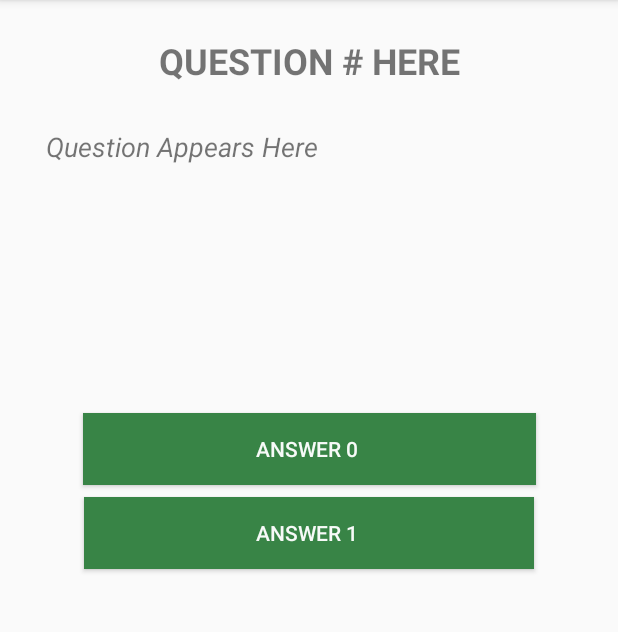
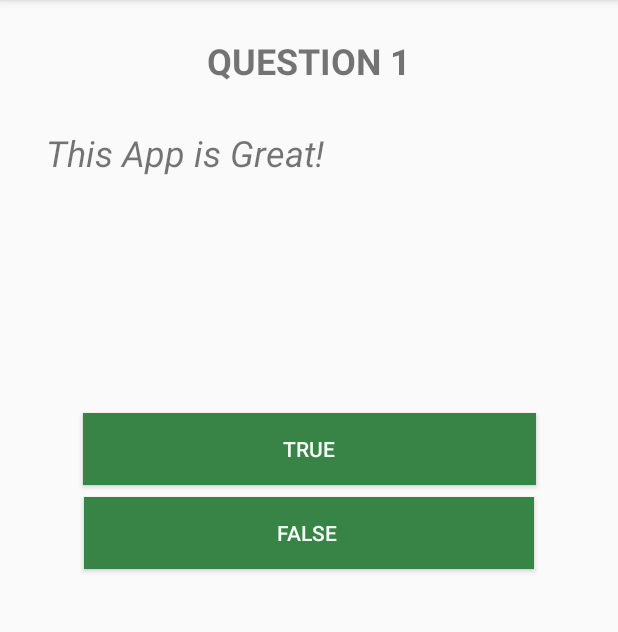
Before and after one commit to TeamTBA/csci3033FInalProject, an Android app: the QuizAction screen opened directly, with no data from a screen before it, on a phone screen of 412 x 824 dp, the part 84-716 px from its top. Run offline under Robolectric (Android 15) with nearby library versions, the phone set to English and light mode, and no system bars; 6 statements that could not run were skipped.

Commit message:
removing updates to attempt screenshot only

```diff
--- a/QuizFoundation/app/src/main/java/com/teamtba/quizfoundation/QuizAction.java
+++ b/QuizFoundation/app/src/main/java/com/teamtba/quizfoundation/QuizAction.java
@@ -8,6 +8,7 @@ import android.widget.Button;
 import android.widget.TextView;
 
 import java.util.ArrayList;
+import java.util.List;
 
 public class QuizAction extends AppCompatActivity implements View.OnClickListener {
 
@@ -29,6 +30,7 @@ public class QuizAction extends AppCompatActivity implements View.OnClickListene
     //arrayList will hold the located Questions
     QuizDatabase.Subcategory quizCategory;
 
+
     //track number of questions taken
     int totalQuestions = 0;
 
@@ -40,12 +42,21 @@ public class QuizAction extends AppCompatActivity implements View.OnClickListene
         super.onCreate(savedInstanceState);
         setContentView(R.layout.activity_quiz_action);
 
-        //quizCategory = new ArrayList<QuizDatabase.Question>();
+        QuizDatabase.Question newQuestion = new QuizDatabase.Question();
+        newQuestion.text = "This App Is Great!";
+        newQuestion.choices[0] = ("True");
+        newQuestion.choices[1] = ("False");
+        newQuestion.answer = 0;
+
+
+        quizCategory.questions = new ArrayList<QuizDatabase.Question>();
+        quizCategory.questions.add(0, newQuestion);
         selectedQuiz = getIntent().getStringExtra("selectedQuiz");
-        quizCategory = QuizDatabase.getSubcategory(selectedQuiz);
+        //quizCategory = QuizDatabase.getSubcategory(selectedQuiz);
         myQuiz = new QuizTaker();
         myQuiz.totalQuestions = quizCategory.questions.size();
 
+        quizCategory.questions.add(1, newQuestion);
 
         //set buttons and textviews to their views
         answerZero = findViewById(R.id.answer0);
--- a/QuizFoundation/app/src/main/java/com/teamtba/quizfoundation/QuizResults.java
+++ b/QuizFoundation/app/src/main/java/com/teamtba/quizfoundation/QuizResults.java
@@ -51,7 +51,7 @@ public class QuizResults extends AppCompatActivity implements View.OnClickListen
             failNotice.setVisibility(View.INVISIBLE);
         }
 
-        gradePercentage.setText(String.valueOf(takenQuiz.getQuizScore()));
+        gradePercentage.setText(String.valueOf(takenQuiz.getQuizScore() * 100.00));
         incorrectAnswersNotice.setText("You answered " + String.valueOf(takenQuiz.incorrectAnswers.size()) + " Questions Incorrectly");
 
         //listen to see if user chooses to go back to Select a New Quiz
--- a/QuizFoundation/app/src/main/res/layout/activity_quiz_action.xml
+++ b/QuizFoundation/app/src/main/res/layout/activity_quiz_action.xml
@@ -11,10 +11,10 @@
         android:layout_width="352dp"
         android:layout_height="154dp"
         android:layout_marginTop="16dp"
-        android:text="Question Appears Here"
+        android:text="This App is Great!"
         android:textAlignment="textStart"
         android:textAllCaps="false"
-        android:textSize="18sp"
+        android:textSize="24sp"
         android:textStyle="italic"
         app:layout_constraintEnd_toEndOf="parent"
         app:layout_constraintHorizontal_bias="0.506"
@@ -27,7 +27,7 @@
         android:layout_height="45dp"
         android:layout_marginTop="24dp"
         android:layout_marginBottom="8dp"
-        android:text="Question # Here"
+        android:text="Question 1"
         android:textAlignment="center"
         android:textAllCaps="true"
         android:textSize="24sp"
@@ -42,7 +42,7 @@
         android:layout_width="302dp"
         android:layout_height="wrap_content"
         android:layout_marginTop="36dp"
-        android:text="Answer 0 "
+        android:text="True"
         android:textColor="@color/answerButtonText"
         android:background="@color/answerButtons"
         app:layout_constraintEnd_toEndOf="parent"
@@ -54,7 +54,7 @@
         android:layout_width="300dp"
         android:layout_height="wrap_content"
         android:layout_marginTop="8dp"
-        android:text="Answer 1 "
+        android:text="False "
         android:textColor="@color/answerButtonText"
         android:background="@color/answerButtons"
         app:layout_constraintEnd_toEndOf="parent"
--- a/QuizFoundation/app/src/main/res/layout/activity_quiz_results.xml
+++ b/QuizFoundation/app/src/main/res/layout/activity_quiz_results.xml
@@ -58,6 +58,9 @@
         android:layout_height="158dp"
         android:layout_marginTop="8dp"
         android:text=" "
+        android:textAlignment="center"
+        android:textSize="30sp"
+        android:textStyle="bold"
         app:layout_constraintEnd_toEndOf="parent"
         app:layout_constraintHorizontal_bias="0.501"
         app:layout_constraintStart_toStartOf="parent"
```
Also changed, not shown: QuizFoundation/app/src/main/AndroidManifest.xml (+4 -3 lines).
